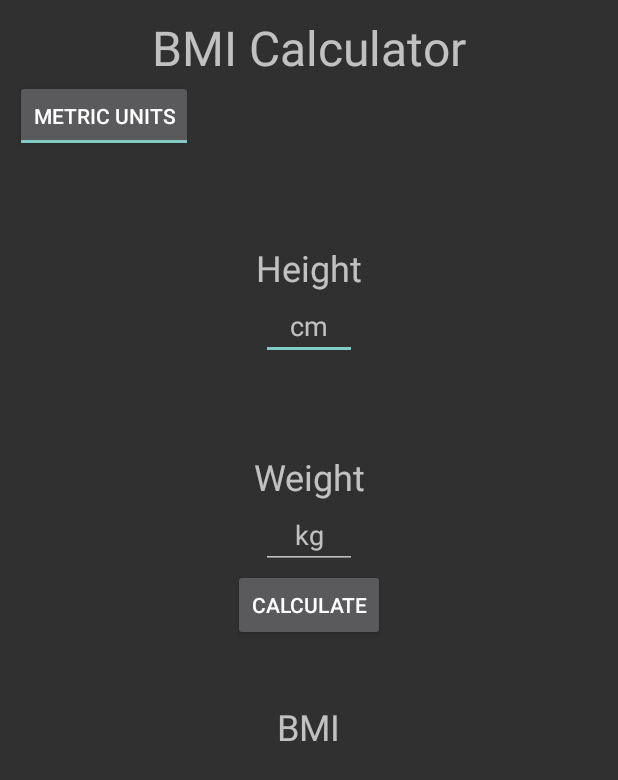
After one commit to CSUSTANCS4800/HealthyPal, an Android app: the MyhealthpageActivity screen opened directly, with no data from a screen before it, on a phone screen of 412 x 824 dp. The commit adds this screen. Shown: the top 780 px of the screen. Run offline under Robolectric (Android 15) with nearby library versions, the phone set to English and light mode, and no system bars.

Commit message:
pushing BMI code

```diff
--- a/app/src/main/AndroidManifest.xml
+++ b/app/src/main/AndroidManifest.xml
@@ -9,6 +9,8 @@
         android:roundIcon="@mipmap/ic_launcher_round"
         android:supportsRtl="true"
         android:theme="@style/Theme.HealthApp">
+        <activity android:name=".my_health_profile"></activity>
+        <activity android:name=".myhealth.MyhealthpageActivity" />
         <activity
             android:name=".MainActivity"
             android:label="@string/app_name"
--- /dev/null
+++ b/app/src/main/java/com/example/healthapp/myhealth/MyhealthpageActivity.java
@@ -0,0 +1,145 @@
+package com.example.healthapp.myhealth;
+
+import android.graphics.Color;
+import android.os.Bundle;
+import android.view.View;
+import android.widget.Button;
+import android.widget.EditText;
+import android.widget.TextView;
+import android.widget.Toast;
+import android.widget.ToggleButton;
+
+import androidx.appcompat.app.AppCompatActivity;
+import androidx.cardview.widget.CardView;
+
+import com.example.healthapp.R;
+
+import java.text.DecimalFormat;
+
+import static com.example.healthapp.myhealth.Health.BMI_CATEGORY_NORMAL_WEIGHT;
+import static com.example.healthapp.myhealth.Health.BMI_CATEGORY_OBESE;
+import static com.example.healthapp.myhealth.Health.BMI_CATEGORY_OVERWEIGHT;
+import static com.example.healthapp.myhealth.Health.BMI_CATEGORY_UNDERWEIGHT;
+
+// Alejandro Pulido
+// created on 4/22/21 and last updated on 4/25/21
+
+public class MyhealthpageActivity extends AppCompatActivity
+{
+    private EditText weightKgEditText, heightCmEditText;
+    private EditText weightLbsEditText, heightFtEditText, heightInEditText;
+    private Button calculateButton;
+    private TextView categoryTextView;
+    private ToggleButton toggleUnitsButton;
+    private TextView bmiResultCardView;
+
+    private boolean inMetricUnits;
+
+    @Override
+    protected void onCreate(Bundle savedInstanceState)
+    {
+        super.onCreate(savedInstanceState);
+        setContentView(R.layout.myhealthpage);
+
+        weightKgEditText = findViewById(R.id.weight_kgs);
+        heightCmEditText = findViewById(R.id.height_cm);
+
+        weightLbsEditText = findViewById(R.id.weight_lbs);
+        heightFtEditText = findViewById(R.id.height_feet);
+        heightInEditText = findViewById(R.id.height_inches);
+
+        calculateButton = findViewById(R.id.calculate);
+        toggleUnitsButton = findViewById(R.id.toggle_units_button);
+
+        categoryTextView = findViewById(R.id.category);
+        bmiResultCardView = findViewById(R.id.results);
+
+        inMetricUnits = true;
+
+        bmiResultCardView.setVisibility(View.GONE);
+        updateInputsVisibility();
+        calculateButton.setOnClickListener(new View.OnClickListener()
+        {
+            @Override
+            public void onClick(View v) // this method  shows toast mesages for a user to see and shows the double value of the strings
+            {
+                if(inMetricUnits) {
+                    if (weightKgEditText.length() == 0 || heightCmEditText.length() == 0) {
+                        Toast.makeText(MyhealthpageActivity.this, "Insert your Weight and Height to Calculate BMI", Toast.LENGTH_SHORT).show();
+                    } else {
+                        double heightInCms = Double.parseDouble(heightCmEditText.getText().toString());
+                        double weightInKgs = Double.parseDouble(weightKgEditText.getText().toString());
+                        double bmi = Health.getInstance().calculateBMIMetric(heightInCms, weightInKgs);
+                        displayBMI(bmi);
+                    }
+                }else
+                        {
+                            if (weightLbsEditText.length() == 0 || heightFtEditText.length() == 0 || heightInEditText.length() == 0)
+                            {
+                                Toast.makeText(MyhealthpageActivity.this, "Insert your Weight and Height to Calculate BMI", Toast.LENGTH_SHORT).show();
+                        }else
+                            {
+                                double heightFeet = Double.parseDouble(heightFtEditText.getText().toString());
+                                double heightInches = Double.parseDouble(heightInEditText.getText().toString());
+                                double weightLbs = Double.parseDouble(weightLbsEditText.getText().toString());
+                                double bmi = Health.getInstance().calculateBMIImperial(heightFeet, heightInches, weightLbs);
+                                displayBMI(bmi);
+                            }
+
+                        }
+                }
+
+            });
+
+        toggleUnitsButton.setOnClickListener((View v) -> { // toggle button to show what card view show up depending if you use imperial or metric units
+            inMetricUnits = !inMetricUnits;
+            updateInputsVisibility();
+        });
+    }
+
+    private void updateInputsVisibility() // Visiablity of what Textview should be displayed on the BMI Calculator
+    {
+        if (inMetricUnits) {
+            heightCmEditText.setVisibility(View.VISIBLE);
+            weightKgEditText.setVisibility(View.VISIBLE);
+            weightLbsEditText.setVisibility(View.GONE);
+            heightFtEditText.setVisibility(View.GONE);
+            heightInEditText.setVisibility(View.GONE);
+        } else {
+            heightCmEditText.setVisibility(View.GONE);
+            weightKgEditText.setVisibility(View.GONE);
+            weightLbsEditText.setVisibility(View.VISIBLE);
+            heightFtEditText.setVisibility(View.VISIBLE);
+            heightInEditText.setVisibility(View.VISIBLE);
+        }
+    }
+
+    private void displayBMI(double bmi)// displays the BMI value and the color background
+    {
+        bmiResultCardView.setVisibility(View.VISIBLE);
+        DecimalFormat df = new DecimalFormat("###.##");
+        bmi= Double.parseDouble(df.format(bmi));
+
+        //bmiResultCardView.setText(String.format("%.2f", bmi));
+        bmiResultCardView.setText(String.valueOf(bmi)); // displays the BMI value in the appropriate card view
+
+        String BMI_Category = Health.getInstance().bmiGroup(bmi);
+        categoryTextView.setText(BMI_Category);
+
+        switch (BMI_Category)// this will show what values are determined to have a certain color depending on the BMI Category
+        {
+            case BMI_CATEGORY_UNDERWEIGHT:
+                bmiResultCardView.setBackgroundColor(Color.BLUE);
+                break;
+            case BMI_CATEGORY_NORMAL_WEIGHT:
+                bmiResultCardView.setBackgroundColor(Color.GREEN);
+                break;
+            case BMI_CATEGORY_OVERWEIGHT:
+                bmiResultCardView.setBackgroundColor(Color.YELLOW);
+                break;
+            case BMI_CATEGORY_OBESE:
+                bmiResultCardView.setBackgroundColor(Color.RED);
+                break;
+        }
+    }
+}
--- a/app/src/main/res/layout/activity_main.xml
+++ b/app/src/main/res/layout/activity_main.xml
@@ -12,9 +12,9 @@
     tools:context=".MainActivity">
 
     <ImageView
-        android:layout_width="150dp"
-        android:layout_height="150dp"
-        android:background="@drawable/healthypal_logo"
+        android:layout_width="210dp"
+        android:layout_height="200dp"
+        android:background="@drawable/transparent_healthypal_logo"
         android:contentDescription="@string/mainlogo" />
 
     <LinearLayout
--- /dev/null
+++ b/app/src/main/res/layout/myhealthpage.xml
@@ -0,0 +1,169 @@
+<?xml version="1.0" encoding="utf-8"?>
+<!--Alejandro Pulido
+creation on 4/22/21 and last updated on 4/25/21-->
+<LinearLayout
+    xmlns:android="http://schemas.android.com/apk/res/android"
+    xmlns:app="http://schemas.android.com/apk/res-auto"
+    xmlns:tools="http://schemas.android.com/tools"
+    android:layout_width="match_parent"
+    android:layout_height="match_parent"
+    android:orientation="vertical"
+    tools:context=".myhealth.MyhealthpageActivity"
+    android:padding="10dp">
+
+    <TextView
+        android:layout_width="wrap_content"
+        android:layout_height="wrap_content"
+        android:layout_gravity="center_horizontal"
+        android:text = "@string/bmi_calculator"
+        android:textSize="32sp"/>
+
+    <ToggleButton
+        android:id="@+id/toggle_units_button"
+        android:layout_width="wrap_content"
+        android:layout_height="wrap_content"
+        android:checked="true"
+        android:textOff= "@string/imperial_units"
+        android:textOn= "@string/metric_units" />
+
+    <LinearLayout
+        android:layout_width="match_parent"
+        android:layout_height="200dp"
+        android:orientation="horizontal">
+
+        <LinearLayout
+            android:layout_width="match_parent"
+            android:layout_height="wrap_content"
+            android:orientation="vertical"
+            android:layout_gravity="center_vertical">
+
+            <TextView
+                android:id="@+id/height_label"
+                android:layout_width="match_parent"
+                android:layout_height="wrap_content"
+                android:gravity="center_horizontal"
+                android:text="@string/height"
+                android:textSize="24sp"/>
+
+            <EditText
+                android:id="@+id/height_cm"
+                android:layout_width="wrap_content"
+                android:layout_height="wrap_content"
+                android:ems="3"
+                android:inputType="numberDecimal"
+                android:layout_gravity="center_horizontal"
+                android:gravity="center_horizontal"
+                android:hint="@string/cm"/>
+
+            <RelativeLayout
+                android:layout_width="match_parent"
+                android:layout_height="wrap_content"
+                android:layout_gravity="center_horizontal">
+
+
+                <EditText
+                    android:id="@+id/height_feet"
+                    android:layout_width="wrap_content"
+                    android:layout_height="wrap_content"
+                    android:layout_gravity="center"
+                    android:ems="3"
+                    android:gravity="center_horizontal"
+                    android:hint="@string/ft"
+                    android:layout_toLeftOf="@+id/mid_view"
+                    android:inputType="numberDecimal"
+                    android:layout_toStartOf="@+id/mid_view"/>
+
+                <View
+                    android:id="@+id/mid_view"
+                    android:layout_width="10dp"
+                    android:layout_centerHorizontal="true"
+                    android:layout_height="0dp" />
+
+                <EditText
+                    android:id="@+id/height_inches"
+                    android:layout_width="wrap_content"
+                    android:layout_height="wrap_content"
+                    android:gravity="center_horizontal"
+                    android:layout_toRightOf="@id/mid_view"
+                    android:ems="3"
+                    android:hint="@string/in"
+                    android:inputType="numberDecimal"
+                    android:layout_toEndOf="@id/mid_view" />
+            </RelativeLayout>
+
+        </LinearLayout>
+
+    </LinearLayout>
+
+
+    <LinearLayout
+        android:layout_width="match_parent"
+        android:layout_height="wrap_content"
+        android:orientation="vertical"
+        android:layout_gravity="center_vertical">
+
+        <TextView
+            android:id="@+id/weight_label"
+            android:layout_width="match_parent"
+            android:layout_height="wrap_content"
+            android:gravity="center_horizontal"
+            android:text="@string/weight"
+            android:textSize="24sp"/>
+
+        <EditText
+            android:id="@+id/weight_kgs"
+            android:layout_width="wrap_content"
+            android:layout_height="wrap_content"
+            android:ems="3"
+            android:inputType="numberDecimal"
+            android:layout_gravity="center_horizontal"
+            android:gravity="center_horizontal"
+            android:hint="@string/kg"/>
+
+        <EditText
+            android:id="@+id/weight_lbs"
+            android:layout_width="wrap_content"
+            android:layout_height="wrap_content"
+            android:ems="3"
+            android:inputType="numberDecimal"
+            android:layout_gravity="center_horizontal"
+            android:gravity="center_horizontal"
+            android:hint="@string/lbs"/>
+
+        <Button
+            android:id="@+id/calculate"
+            android:layout_width="wrap_content"
+            android:layout_height="wrap_content"
+            android:layout_gravity="center_horizontal"
+            android:text="@string/calculate"/>
+    </LinearLayout>
+
+    <TextView
+        android:layout_width="match_parent"
+        android:layout_height="100dp"
+        android:layout_margin="6dp"
+        android:id="@+id/results"
+        android:layout_gravity="center_horizontal"
+        android:gravity="center"
+        android:textSize="32sp"
+        android:textColor="#000000"/>
+
+    <TextView
+        android:layout_width="match_parent"
+        android:layout_height="wrap_content"
+        android:layout_gravity="center_horizontal"
+        android:gravity="center"
+        android:id="@+id/category"
+        android:textSize="30sp"
+        android:textColor="#008000"/>
+
+
+    <TextView
+        android:layout_width="wrap_content"
+        android:layout_height="wrap_content"
+        android:layout_gravity="center_horizontal"
+        android:gravity="center"
+        android:text="@string/bmi"
+        android:textSize="24sp"/>
+
+</LinearLayout>
--- a/app/src/main/res/values/colors.xml
+++ b/app/src/main/res/values/colors.xml
@@ -7,4 +7,10 @@
     <color name="teal_700">#FF018786</color>
     <color name="black">#FF000000</color>
     <color name="white">#FFFFFFFF</color>
+
+    <color name="solidCircle">#AAFFFFFF</color>
+    <color name="circleBorder">#50FFFFFF</color>
+    <color name="gradStart">#11C6E0</color>
+    <color name="gradEnd">#00FF77</color>
+
 </resources>
--- a/app/src/main/res/values/strings.xml
+++ b/app/src/main/res/values/strings.xml
@@ -11,4 +11,20 @@
     <string name="menu_gallery">Gallery</string>
     <string name="menu_slideshow">Slideshow</string>
     <string name="mainlogo">Mainlogo</string>
+    <string name="ft">ft</string>
+    <string name="in">in</string>
+    <string name="bmi_calculator">BMI Calculator</string>
+    <string name="imperial_units">Imperial Units</string>
+    <string name="metric_units">Metric Units</string>
+    <string name="height">Height</string>
+    <string name="cm">cm</string>
+    <string name="weight">Weight</string>
+    <string name="kg">kg</string>
+    <string name="lbs">lbs</string>
+    <string name="calculate">Calculate</string>
+    <string name="bmi">BMI</string>
+    <string-array name="mass_array">
+        <item>kg</item>
+        <item>lbs</item>
+    </string-array>
 </resources>
--- a/app/src/main/res/values/themes.xml
+++ b/app/src/main/res/values/themes.xml
@@ -1,6 +1,6 @@
 <resources xmlns:tools="http://schemas.android.com/tools">
     <!-- Base application theme. -->
-    <style name="Theme.HealthApp" parent="Theme.MaterialComponents.DayNight.DarkActionBar">
+    <style name="Theme.HealthApp" parent="Theme.MaterialComponents.NoActionBar.Bridge">
         <!-- Primary brand color. -->
         <item name="colorPrimary">@color/purple_500</item>
         <item name="colorPrimaryVariant">@color/purple_700</item>
```
Also changed, not shown: app/src/main/java/com/example/healthapp/my_health_profile.java (added, +13 -0 lines), app/src/main/java/com/example/healthapp/myhealth/Health.java (added, +48 -0 lines), app/src/main/res/drawable/circle.xml (added, +7 -0 lines), app/src/main/res/drawable/circle_border.xml (added, +9 -0 lines), app/src/main/res/drawable/grad.xml (added, +11 -0 lines), app/src/main/res/drawable/wave.xml (added, +9 -0 lines), app/src/main/res/layout/spinner_item.xml (added, +7 -0 lines), app/src/main/res/drawable-v24/healthypal.png (deleted), app/src/main/res/drawable-v24/healthypal_logo.png (deleted), app/src/main/res/drawable-v24/transparent_healthypal_logo.png (added).
